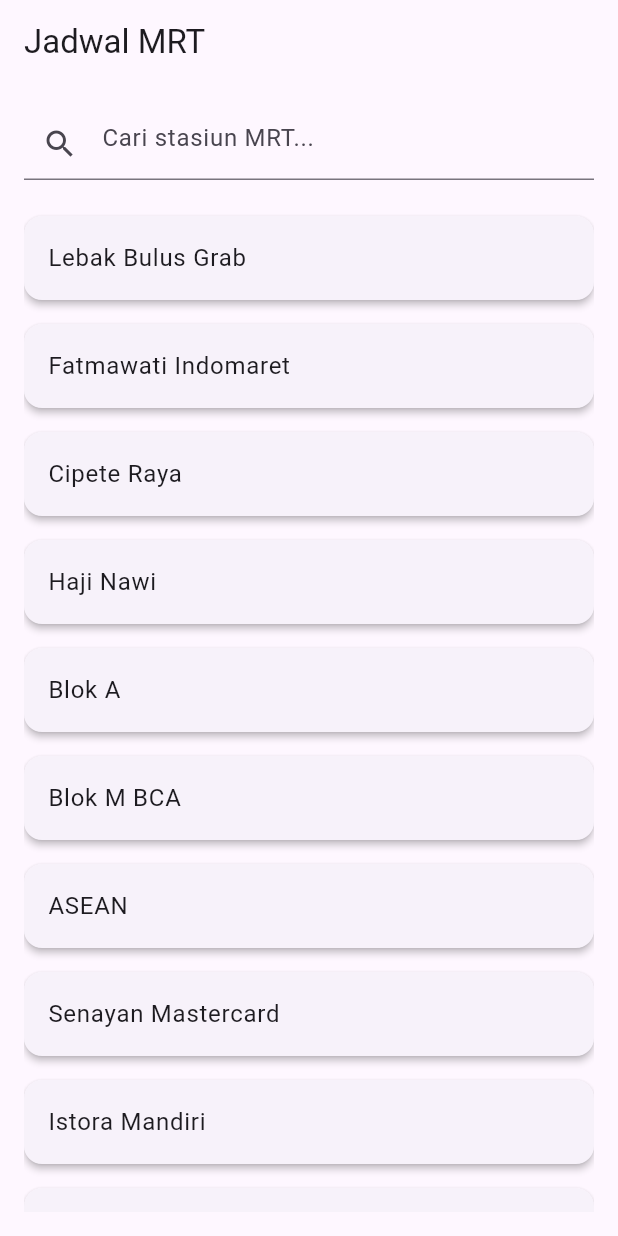
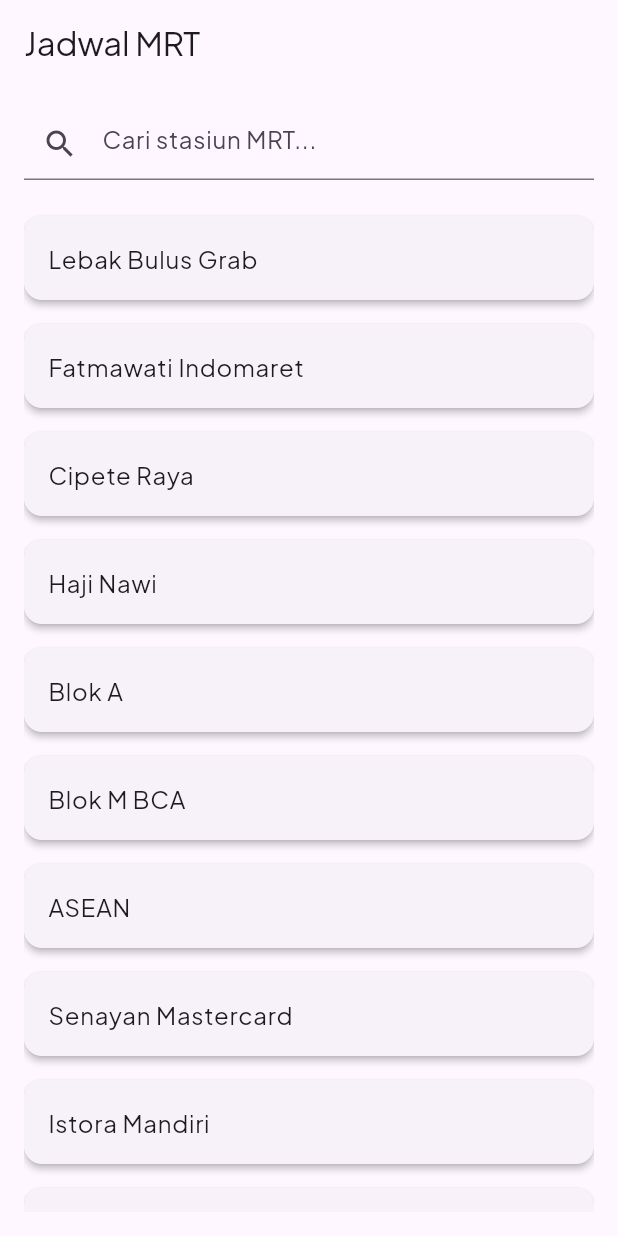
Before and after one commit to dienoov/kaerel, a Flutter app: the screen it shows after launch, on a phone screen of 412 x 824 dp. Run offline on Flutter 3.47's test engine with Material 3 defaults, Android fonts, the phone set to English and light mode, and no system bars.

Commit message:
Add fonts

```diff
--- a/lib/main.dart
+++ b/lib/main.dart
@@ -9,6 +9,9 @@ class MyApp extends StatelessWidget {
   @override
   Widget build(BuildContext context) {
     return MaterialApp(
+      theme: ThemeData(
+        fontFamily: 'Plus Jakarta Sans'
+      ),
       home: HomePage(),
     );
   }
```
Also changed, not shown: pubspec.yaml (+13 -11 lines), fonts/PlusJakartaSans-Bold.ttf (added), fonts/PlusJakartaSans-Light.ttf (added), fonts/PlusJakartaSans-Medium.ttf (added), fonts/PlusJakartaSans-Regular.ttf (added), fonts/PlusJakartaSans-SemiBold.ttf (added).
